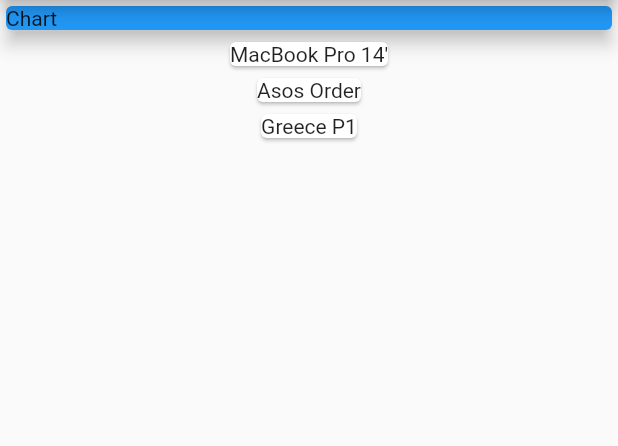
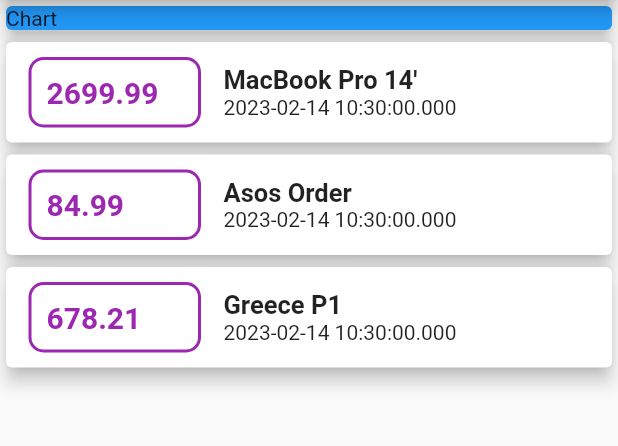
Before and after one commit to TheTota/personal_expenses_app, a Flutter app: the screen it shows after launch, on a phone screen of 412 x 824 dp, the part 84-530 px from its top. Run offline on Flutter 3.47's test engine with Material 2 defaults, Android fonts, the phone set to English and light mode, and no system bars.

Commit message:
add expenses cards and styling

```diff
--- a/lib/main.dart
+++ b/lib/main.dart
@@ -50,7 +50,48 @@ class MyHomePage extends StatelessWidget {
           Column(
             children: transactions.map((tx) {
               return Card(
-                child: Text(tx.title),
+                elevation: 5,
+                child: Row(
+                  children: <Widget>[
+                    Container(
+                      margin: EdgeInsets.symmetric(
+                        vertical: 10,
+                        horizontal: 15,
+                      ),
+                      padding: EdgeInsets.all(10),
+                      decoration: BoxDecoration(
+                        border: Border.all(
+                          color: Colors.purple,
+                          width: 2,
+                        ),
+                        borderRadius: BorderRadius.all(Radius.circular(10))
+                      ),
+                      width: 115,
+                      child: Text(
+                        tx.amount.toString(),
+                        style: TextStyle(
+                          fontWeight: FontWeight.bold,
+                          fontSize: 20,
+                          color: Colors.purple,
+                        ),
+                      ),
+                    ),
+                    Column(
+                      mainAxisAlignment: MainAxisAlignment.spaceBetween,
+                      crossAxisAlignment: CrossAxisAlignment.start,
+                      children: <Widget>[
+                        Text(
+                          tx.title,
+                          style: TextStyle(
+                            fontWeight: FontWeight.bold,
+                            fontSize: 17,
+                          ),
+                        ),
+                        Text(tx.date.toString()),
+                      ],
+                    )
+                  ],
+                ),
               );
             }).toList(),
           ),
```
